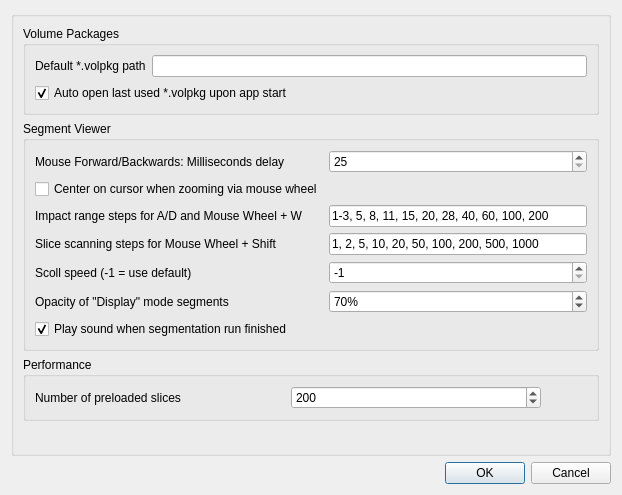
Old version of the form volume-cartographer/apps/VC/VCSettings.ui in the repository SuperOptimizer/villa.
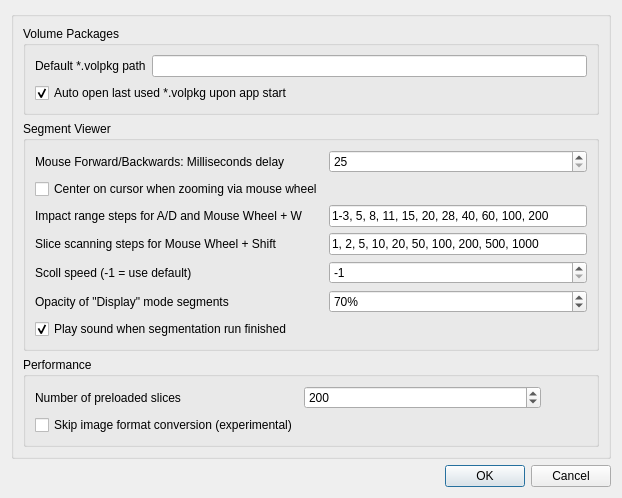
New version of the form. Icons and pictures are not drawn.

Commit message: add user setting for experimental skipping of image format conversion

The edit to the form file:
```diff
--- a/volume-cartographer/apps/VC/VCSettings.ui
+++ b/volume-cartographer/apps/VC/VCSettings.ui
@@ -214,6 +214,13 @@
            </property>
           </widget>
          </item>
+         <item row="1" column="0">
+          <widget class="QCheckBox" name="chkSkipImageFormatConvExp">
+           <property name="text">
+            <string>Skip image format conversion (experimental)</string>
+           </property>
+          </widget>
+         </item>
         </layout>
        </widget>
       </item>
```
The commit also changes 3 other files.
